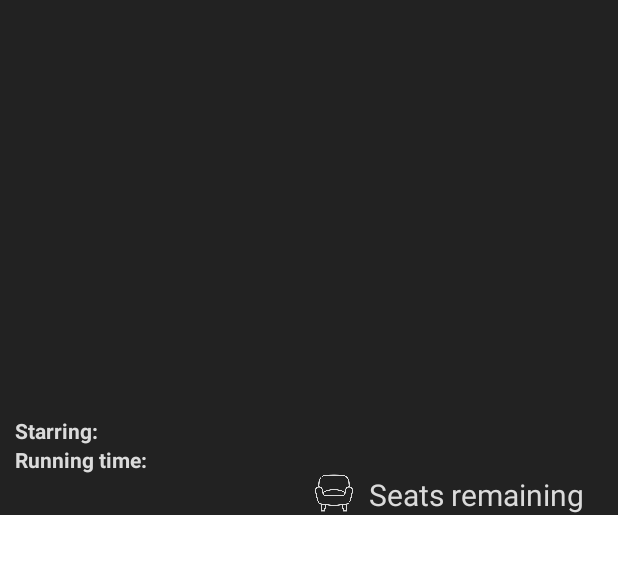
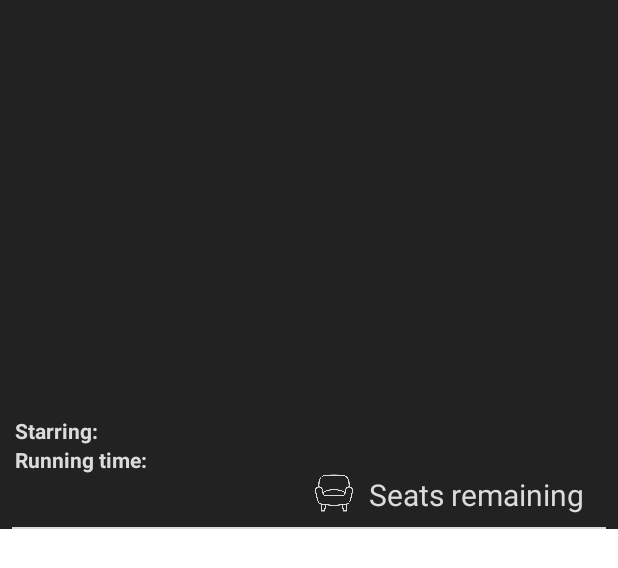
Before and after one commit to 23643studentdorset/MobileApps_CA2_23643LucianoGimenez, an Android app: the layout list_item.xml on its own in the app's theme, with its tools: preview values and no code run, on a phone screen of 412 x 824 dp. Shown: the top 568 px of the screen. Run offline under Robolectric (Android 15) with nearby library versions, the phone set to English and light mode, and no system bars.

Commit message:
Movie class and Adapter finished

```diff
--- a/app/src/main/java/com/example/mobileapps_ca2_23643lucianogimenez/Movie.kt
+++ b/app/src/main/java/com/example/mobileapps_ca2_23643lucianogimenez/Movie.kt
@@ -1,4 +1,4 @@
 package com.example.mobileapps_ca2_23643lucianogimenez
 
-class Movie {
-}
+data class Movie(var name: String, var image: Int, var certification: String, var description: String, var starring: String,
+                 var running_time_mins: Int, var seats_remaining: Int, var seats_selected: Int)
--- a/app/src/main/res/layout/list_item.xml
+++ b/app/src/main/res/layout/list_item.xml
@@ -5,14 +5,12 @@
     android:orientation="vertical"
     xmlns:app="http://schemas.android.com/apk/res-auto"
     android:background="#222">
-
     <com.google.android.material.imageview.ShapeableImageView
         android:layout_width="410dp"
         android:layout_height="230dp"
         android:id="@+id/image"
         android:adjustViewBounds="true"
         android:scaleType="centerCrop"/>
-
     <LinearLayout
         android:layout_width="match_parent"
         android:layout_height="wrap_content"
@@ -20,10 +18,10 @@
         <TextView
             android:layout_width="wrap_content"
             android:layout_height="wrap_content"
-            android:id="@+id/movie_name"
+            android:id="@+id/name"
             android:textSize="20sp"
             android:paddingEnd="10dp"
-            android:text="@string/movie_name"
+            android:text="@string/name"
             android:textColor="#dbdbdb"/>
         <TextView
             android:layout_width="wrap_content"
@@ -31,7 +29,6 @@
             android:id="@+id/certification"
             android:textColor="#dbdbdb"/>
     </LinearLayout>
-
     <LinearLayout
         android:layout_width="match_parent"
         android:layout_height="wrap_content"
@@ -46,6 +43,7 @@
         <TextView
             android:layout_width="wrap_content"
             android:layout_height="wrap_content"
+            android:id="@+id/starring"
             android:text="@string/starring_value"
             android:textColor="#dbdbdb"/>
     </LinearLayout>
@@ -63,9 +61,10 @@
         <TextView
             android:layout_width="wrap_content"
             android:layout_height="wrap_content"
+            android:id="@+id/running_time_mins"
             android:text="@string/running_time_mins_value"
             android:textColor="#dbdbdb"/>
-    </LinearLayout>>
+    </LinearLayout>
     <LinearLayout
         android:layout_width="match_parent"
         android:layout_height="wrap_content"
@@ -82,6 +81,7 @@
             android:layout_height="wrap_content"
             android:textSize="20sp"
             android:text="@string/seats_remaining_value"
+            android:id="@+id/seats_remaining"
             android:textColor="#dbdbdb"
             android:paddingEnd="5dp"/>
         <TextView
@@ -90,5 +90,11 @@
             android:text="@string/seats_remaining"
             android:textColor="#dbdbdb"
             android:textSize="20sp"/>
-    </LinearLayout>>
+    </LinearLayout>
+    <View
+        android:layout_width="match_parent"
+        android:layout_height="1dp"
+        android:layout_marginHorizontal="8dp"
+        android:layout_marginTop="8dp"
+        android:background="#dbdbdb"/>
 </LinearLayout>
--- a/app/src/main/res/values/strings.xml
+++ b/app/src/main/res/values/strings.xml
@@ -1,6 +1,6 @@
 <resources>
     <string name="app_name">MobileApps_CA2_23643LucianoGimenez</string>
-    <string name="movie_name"></string>
+    <string name="name"></string>
     <string name="image"></string>
     <string name="certification"></string>
     <string name="description"></string>
@@ -10,6 +10,8 @@
     <string name="running_time_mins_value"></string>
     <string name="seats_remaining">Seats remaining</string>
     <string name="seats_remaining_value"></string>
+    <string name="seats_selected">Seats selected</string>
+    <string name="seats_selected_value"></string>
 
 
 
```
Also changed, not shown: app/src/main/java/com/example/mobileapps_ca2_23643lucianogimenez/Adapter.kt (added, +39 -0 lines), app/src/main/res/drawable/batman.jpeg (added), app/src/main/res/drawable/dumbledor.jpeg (added), app/src/main/res/drawable/maze.jpeg (added), app/src/main/res/drawable/sonic2.jpeg (added), app/src/main/res/drawable/uncharted.webp (added).
